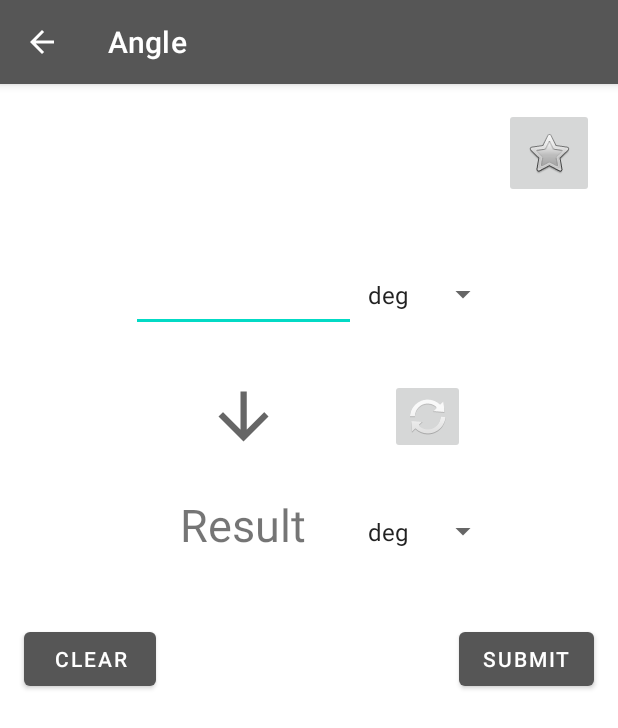
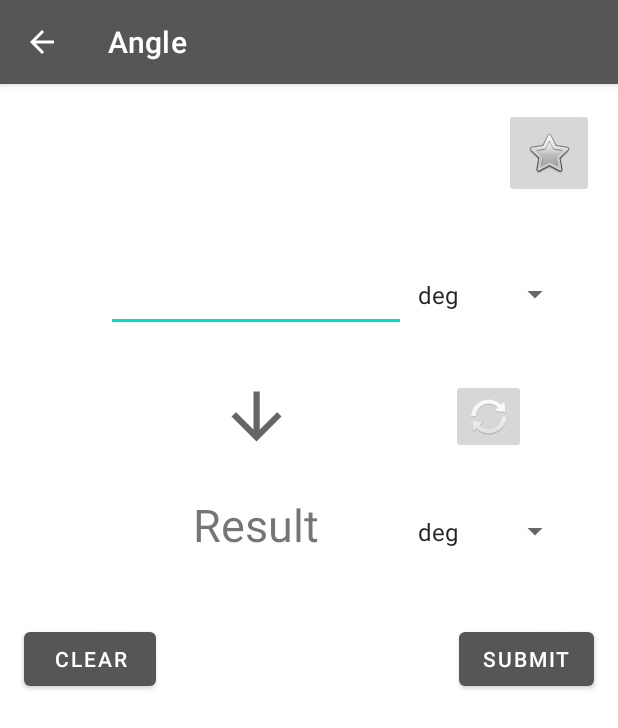
Before and after one commit to koshnatwit/ConversionCalculator, an Android app: the AngleActivity screen opened directly, with no data from a screen before it, on a phone screen of 412 x 824 dp. Shown: the top 728 px of the screen. Run offline under Robolectric (Android 15) with nearby library versions, the phone set to English and light mode, and no system bars.

Commit message:
Text fields size increased

```diff
--- a/app/src/main/res/layout/activity_angle.xml
+++ b/app/src/main/res/layout/activity_angle.xml
@@ -10,7 +10,7 @@
 
     <EditText
         android:id="@+id/editTextNumberDecimal"
-        android:layout_width="150dp"
+        android:layout_width="200dp"
         android:layout_height="50dp"
         android:ems="10"
         android:inputType="numberDecimal"
@@ -24,7 +24,7 @@
 
     <TextView
         android:id="@+id/editTextNumberDecimal2"
-        android:layout_width="150dp"
+        android:layout_width="200dp"
         android:layout_height="50dp"
         android:textAlignment="center"
         android:textSize="30dp"
@@ -50,7 +50,7 @@
 
     <Spinner
         android:id="@+id/spinner_angle1"
-        android:layout_width="95dp"
+        android:layout_width="110dp"
         android:layout_height="50dp"
         android:spinnerMode="dropdown"
         app:layout_constraintBottom_toBottomOf="@+id/editTextNumberDecimal2"
@@ -62,7 +62,7 @@
 
     <Spinner
         android:id="@+id/spinner_angle2"
-        android:layout_width="95dp"
+        android:layout_width="110dp"
         android:layout_height="50dp"
         app:layout_constraintBottom_toBottomOf="@+id/editTextNumberDecimal"
         app:layout_constraintStart_toEndOf="@+id/editTextNumberDecimal"
```
Also changed, not shown: app/src/main/res/layout/activity_mass.xml (+4 -4 lines), app/src/main/res/layout/activity_speed.xml (+4 -4 lines), app/src/main/res/layout/activity_temp.xml (+4 -4 lines), app/src/main/res/layout/activity_time.xml (+4 -4 lines).
